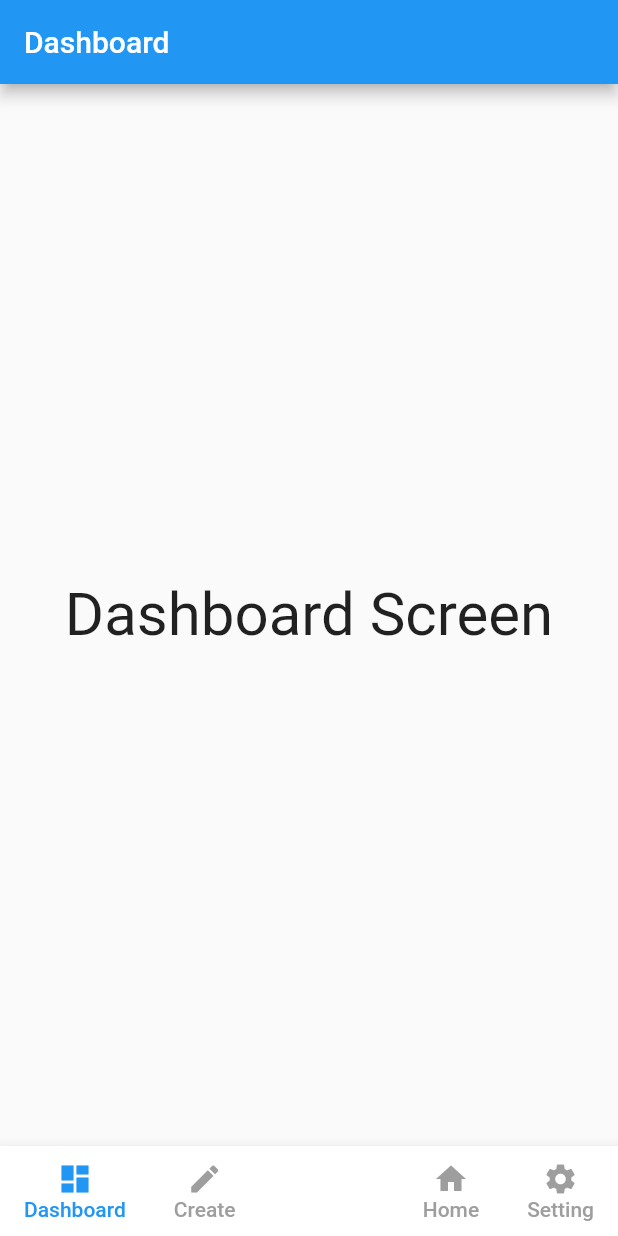
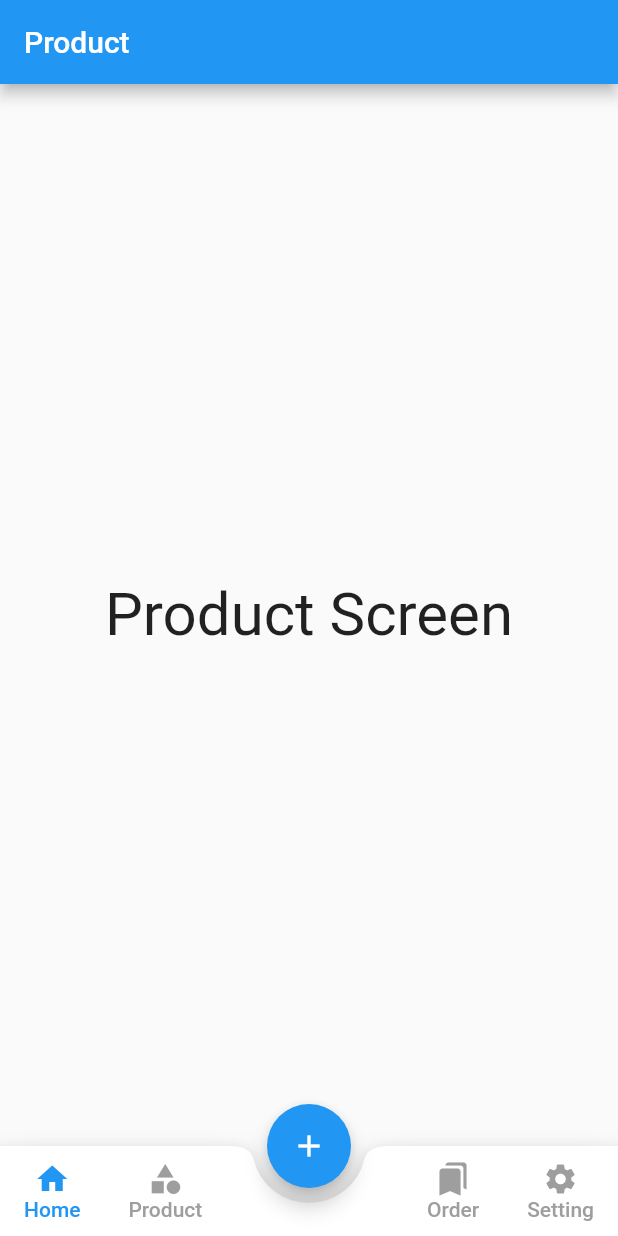
Before and after one commit to Q-Khai/Mobile-App, a Flutter app: the screen it shows after launch, on a phone screen of 412 x 824 dp. Run offline on Flutter 3.47's test engine with Material 2 defaults, Android fonts, the phone set to English and light mode, and no system bars.

Commit message:
update code

```diff
--- a/demo/lib/home_page.dart
+++ b/demo/lib/home_page.dart
@@ -1,9 +1,9 @@
 // import 'package:flutter/src/widgets/container.dart';
 // import 'package:flutter/src/widgets/framework.dart';
-import 'package:demo/page/create.dart';
-import 'page/dashboard.dart';
+import 'package:demo/page/order.dart';
+import 'page/product.dart';
 import 'page/setting.dart';
-import 'page/create.dart';
+import 'page/order.dart';
 import 'page/home.dart';
 import 'package:flutter/material.dart';
 
@@ -17,14 +17,14 @@ class Home extends StatefulWidget {
 class _HomeState extends State<Home> {
   int currentTab = 0;
   final List<Widget> screen = [
-    Dashboard(),
-    Create(),
+    Product(),
+    Order(),
     Setting(),
     HomePage(),
   ];
 
   final PageStorageBucket bucket = PageStorageBucket();
-  Widget currentScreen = Dashboard();
+  Widget currentScreen = Product();
 
   @override
   Widget build(BuildContext context) {
@@ -33,11 +33,10 @@ class _HomeState extends State<Home> {
         child: currentScreen,
         bucket: bucket,
       ),
-
-      // floatingActionButton: FloatingActionButton(
-      //   child: Icon(Icons.add),
-      //   onPressed: () {},
-      // ),
+      floatingActionButton: FloatingActionButton(
+        child: Icon(Icons.add),
+        onPressed: () {},
+      ),
       floatingActionButtonLocation: FloatingActionButtonLocation.centerDocked,
       bottomNavigationBar: BottomAppBar(
         shape: CircularNotchedRectangle(),
@@ -55,7 +54,7 @@ class _HomeState extends State<Home> {
                     minWidth: 40,
                     onPressed: () {
                       setState(() {
-                        currentScreen = Dashboard();
+                        currentScreen = HomePage();
                         currentTab = 0;
                       });
                     },
@@ -63,11 +62,11 @@ class _HomeState extends State<Home> {
                       mainAxisAlignment: MainAxisAlignment.center,
                       children: [
                         Icon(
-                          Icons.dashboard,
+                          Icons.home,
                           color: currentTab == 0 ? Colors.blue : Colors.grey,
                         ),
                         Text(
-                          'Dashboard',
+                          'Home',
                           style: TextStyle(
                               color:
                                   currentTab == 0 ? Colors.blue : Colors.grey),
@@ -79,7 +78,7 @@ class _HomeState extends State<Home> {
                     minWidth: 40,
                     onPressed: () {
                       setState(() {
-                        currentScreen = Create();
+                        currentScreen = Product();
                         currentTab = 1;
                       });
                     },
@@ -87,11 +86,11 @@ class _HomeState extends State<Home> {
                       mainAxisAlignment: MainAxisAlignment.center,
                       children: [
                         Icon(
-                          Icons.create,
+                          Icons.category,
                           color: currentTab == 1 ? Colors.blue : Colors.grey,
                         ),
                         Text(
-                          'Create',
+                          'Product',
                           style: TextStyle(
                               color:
                                   currentTab == 1 ? Colors.blue : Colors.grey),
@@ -110,7 +109,7 @@ class _HomeState extends State<Home> {
                     minWidth: 40,
                     onPressed: () {
                       setState(() {
-                        currentScreen = HomePage();
+                        currentScreen = Order();
                         currentTab = 3;
                       });
                     },
@@ -118,11 +117,11 @@ class _HomeState extends State<Home> {
                       mainAxisAlignment: MainAxisAlignment.center,
                       children: [
                         Icon(
-                          Icons.home,
+                          Icons.bookmarks,
                           color: currentTab == 3 ? Colors.blue : Colors.grey,
                         ),
                         Text(
-                          'Home',
+                          'Order',
                           style: TextStyle(
                               color:
                                   currentTab == 3 ? Colors.blue : Colors.grey),
--- a/demo/lib/page/create.dart
+++ /dev/null
@@ -1,20 +0,0 @@
-import 'package:flutter/material.dart';
-
-class Create extends StatefulWidget {
-  const Create({super.key});
-
-  @override
-  State<Create> createState() => _CreateState();
-}
-
-class _CreateState extends State<Create> {
-  @override
-  Widget build(BuildContext context) {
-    return Scaffold(
-      appBar: AppBar(title: Text('Create')),
-      body: Center(
-        child: Text('Create Screen', style: TextStyle(fontSize: 40)),
-      ),
-    );
-  }
-}
--- a/demo/lib/page/dashboard.dart
+++ /dev/null
@@ -1,20 +0,0 @@
-import 'package:flutter/material.dart';
-
-class Dashboard extends StatefulWidget {
-  const Dashboard({super.key});
-
-  @override
-  State<Dashboard> createState() => _DashboardState();
-}
-
-class _DashboardState extends State<Dashboard> {
-  @override
-  Widget build(BuildContext context) {
-    return Scaffold(
-      appBar: AppBar(title: Text('Dashboard')),
-      body: Center(
-        child: Text('Dashboard Screen', style: TextStyle(fontSize: 40)),
-      ),
-    );
-  }
-}
--- /dev/null
+++ b/demo/lib/page/order.dart
@@ -0,0 +1,20 @@
+import 'package:flutter/material.dart';
+
+class Order extends StatefulWidget {
+  const Order({super.key});
+
+  @override
+  State<Order> createState() => _OrderState();
+}
+
+class _OrderState extends State<Order> {
+  @override
+  Widget build(BuildContext context) {
+    return Scaffold(
+      appBar: AppBar(title: Text('Order')),
+      body: Center(
+        child: Text('Order Screen', style: TextStyle(fontSize: 40)),
+      ),
+    );
+  }
+}
--- /dev/null
+++ b/demo/lib/page/product.dart
@@ -0,0 +1,20 @@
+import 'package:flutter/material.dart';
+
+class Product extends StatefulWidget {
+  const Product({super.key});
+
+  @override
+  State<Product> createState() => _ProductState();
+}
+
+class _ProductState extends State<Product> {
+  @override
+  Widget build(BuildContext context) {
+    return Scaffold(
+      appBar: AppBar(title: Text('Product')),
+      body: Center(
+        child: Text('Product Screen', style: TextStyle(fontSize: 40)),
+      ),
+    );
+  }
+}
```
